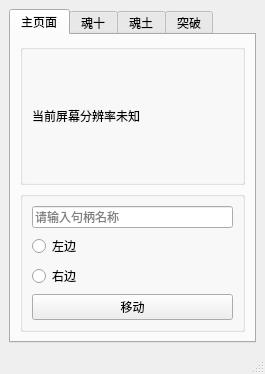
huangyisan/yys_assistant, file yyswindow.ui: the form before one commit.
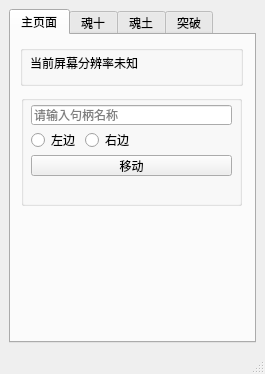
The form after the commit.

```diff
--- a/yyswindow.ui
+++ b/yyswindow.ui
@@ -51,34 +51,56 @@
        <attribute name="title">
         <string>主页面</string>
        </attribute>
-       <layout class="QVBoxLayout" name="verticalLayout_3">
-        <item>
          <widget class="QGroupBox" name="groupBox">
+        <property name="geometry">
+         <rect>
+          <x>9</x>
+          <y>10</y>
+          <width>223</width>
+          <height>41</height>
+         </rect>
+        </property>
           <property name="title">
            <string/>
           </property>
-          <layout class="QVBoxLayout" name="verticalLayout">
-           <item>
             <widget class="QLabel" name="resolution_label">
+         <property name="geometry">
+          <rect>
+           <x>10</x>
+           <y>10</y>
+           <width>201</width>
+           <height>16</height>
+          </rect>
+         </property>
              <property name="text">
               <string>当前屏幕分辨率未知</string>
              </property>
             </widget>
-           </item>
-          </layout>
-         </widget>
-        </item>
-        <item>
+       </widget>
          <widget class="QGroupBox" name="groupBox_2">
+        <property name="geometry">
+         <rect>
+          <x>10</x>
+          <y>60</y>
+          <width>221</width>
+          <height>111</height>
+         </rect>
+        </property>
           <property name="title">
            <string/>
           </property>
-          <layout class="QVBoxLayout" name="verticalLayout_2">
-           <item>
             <widget class="QLineEdit" name="YYS_Handle">
              <property name="enabled">
               <bool>true</bool>
              </property>
+         <property name="geometry">
+          <rect>
+           <x>10</x>
+           <y>10</y>
+           <width>201</width>
+           <height>20</height>
+          </rect>
+         </property>
              <property name="contextMenuPolicy">
               <enum>Qt::DefaultContextMenu</enum>
              </property>
@@ -122,7 +144,29 @@
               <bool>false</bool>
              </property>
             </widget>
-           </item>
+        <widget class="QPushButton" name="btn_move">
+         <property name="geometry">
+          <rect>
+           <x>10</x>
+           <y>60</y>
+           <width>201</width>
+           <height>21</height>
+          </rect>
+         </property>
+         <property name="text">
+          <string>移动</string>
+         </property>
+        </widget>
+        <widget class="QWidget" name="">
+         <property name="geometry">
+          <rect>
+           <x>10</x>
+           <y>36</y>
+           <width>102</width>
+           <height>18</height>
+          </rect>
+         </property>
+         <layout class="QHBoxLayout" name="horizontalLayout_2">
            <item>
             <widget class="QRadioButton" name="radioBtn_left">
              <property name="text">
@@ -137,17 +181,9 @@
              </property>
             </widget>
            </item>
-           <item>
-            <widget class="QPushButton" name="btn_move">
-             <property name="text">
-              <string>移动</string>
-             </property>
-            </widget>
-           </item>
-          </layout>
-         </widget>
-        </item>
-       </layout>
+         </layout>
+        </widget>
+       </widget>
       </widget>
       <widget class="QWidget" name="second_page">
        <attribute name="title">
```
Left out of the diff: 3 changed lines with no effect on the pictures. Lines whose indentation alone changed are shown as unchanged.
